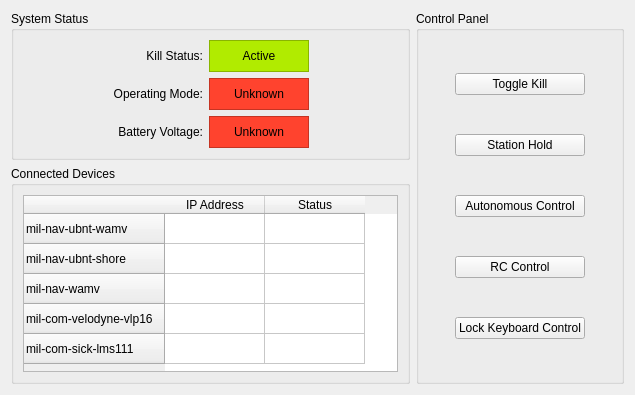
Before: the Qt Designer form utils/navigator_gui/resource/dashboard.ui in uf-mil/mil, drawn with Qt 5.
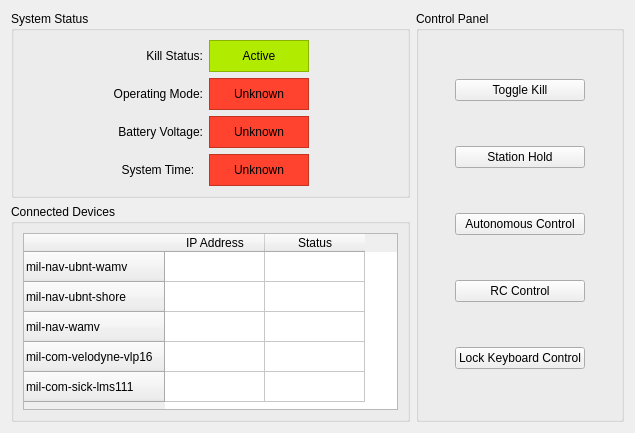
After: the same form once the commit is applied.

Commit message: GUI: Reimplements system time with a ROS timer heartbeat

The edit to the form file:
```diff
--- a/utils/navigator_gui/resource/dashboard.ui
+++ b/utils/navigator_gui/resource/dashboard.ui
@@ -7,7 +7,7 @@
     <x>0</x>
     <y>0</y>
     <width>635</width>
-    <height>390</height>
+    <height>427</height>
    </rect>
   </property>
   <property name="minimumSize">
@@ -190,6 +190,53 @@
             </property>
            </widget>
           </item>
+          <item row="5" column="1">
+           <widget class="QLabel" name="system_time_label">
+            <property name="text">
+             <string>System Time:</string>
+            </property>
+            <property name="alignment">
+             <set>Qt::AlignCenter</set>
+            </property>
+           </widget>
+          </item>
+          <item row="5" column="2">
+           <widget class="QFrame" name="system_time_frame">
+            <property name="sizePolicy">
+             <sizepolicy hsizetype="Preferred" vsizetype="Preferred">
+              <horstretch>100</horstretch>
+              <verstretch>32</verstretch>
+             </sizepolicy>
+            </property>
+            <property name="minimumSize">
+             <size>
+              <width>100</width>
+              <height>32</height>
+             </size>
+            </property>
+            <property name="styleSheet">
+             <string notr="true">QWidget {background-color:#FF432E;}</string>
+            </property>
+            <property name="frameShape">
+             <enum>QFrame::StyledPanel</enum>
+            </property>
+            <property name="frameShadow">
+             <enum>QFrame::Raised</enum>
+            </property>
+            <layout class="QGridLayout" name="gridLayout">
+             <item row="0" column="0">
+              <widget class="QLabel" name="system_time_status">
+               <property name="text">
+                <string>Unknown</string>
+               </property>
+               <property name="alignment">
+                <set>Qt::AlignCenter</set>
+               </property>
+              </widget>
+             </item>
+            </layout>
+           </widget>
+          </item>
          </layout>
         </item>
         <item row="0" column="2">
```
The commit also changes 3 other files.
